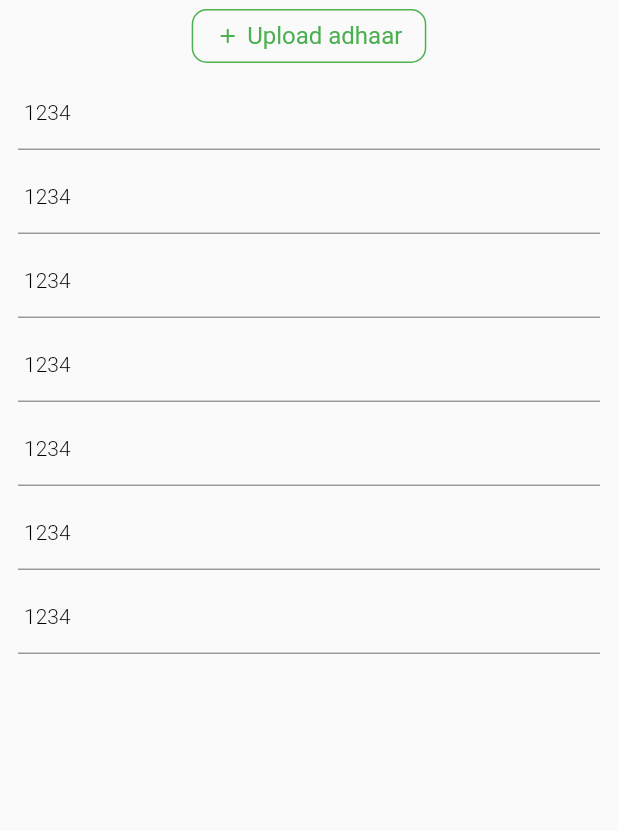
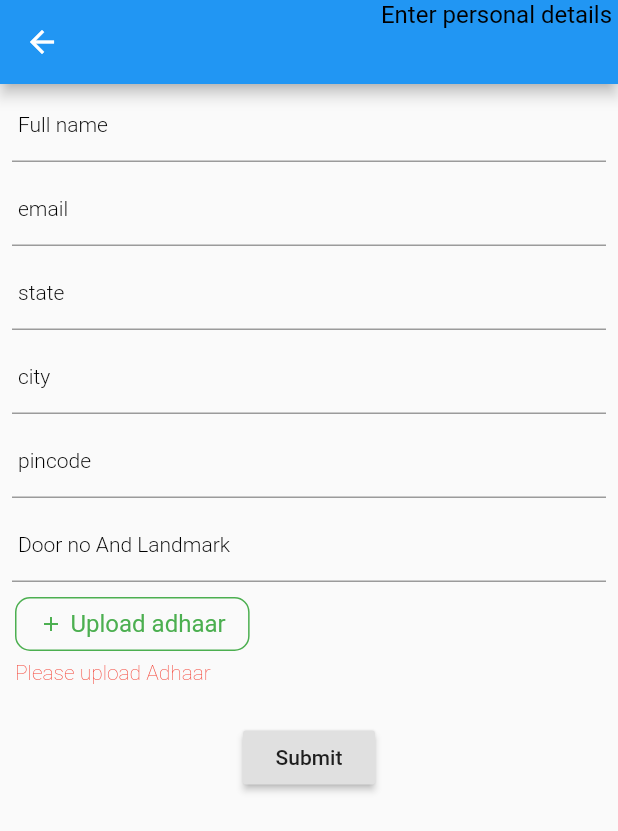
Before and after one commit to santoshparshetty/co-run, a Flutter app: the screen it shows after launch, after a tap on "file upload", on a phone screen of 412 x 824 dp. Shown: the top 831 px of the screen. Run offline on Flutter 3.47's test engine with Material 2 defaults, Android fonts, the light colour scheme and no system bars; our stand-ins replace file_picker; missing offline and left inert: pdf_flutter.

Commit message:
pesonal detail page ui

```diff
--- a/co_run/lib/components/upload_pdf.dart
+++ b/co_run/lib/components/upload_pdf.dart
@@ -8,8 +8,9 @@ import 'package:flutter/material.dart';
 class UploadAdhaar extends StatefulWidget {
   final String userID;
   final String iconName;
+  final Function isFileUploaded;
 
-  UploadAdhaar({this.userID = 'abcd1234',this.iconName='Upload adhaar',});
+  UploadAdhaar({this.userID = 'abcd1234',this.iconName='Upload adhaar',this.isFileUploaded});
 
   @override
   _UploadAdhaarState createState() => _UploadAdhaarState();
@@ -37,14 +38,12 @@ class _UploadAdhaarState extends State<UploadAdhaar> {
                 fileName: widget.userID + '.pdf',
                 file: file,
               );
+              widget.isFileUploaded(file);
               // TODO 1 : Upload to firebase here
             }
           },
         );
-        Navigator.push(
-          context,
-          MaterialPageRoute(builder: (context) => DisplayNotes(file: file,)),
-        );
+
       },
       child: Row(
         mainAxisSize: MainAxisSize.min,
--- a/co_run/lib/router/router.dart
+++ b/co_run/lib/router/router.dart
@@ -2,6 +2,7 @@ import 'package:co_run/router/routes.dart';
 import 'package:co_run/screens/start.dart';
 import 'package:co_run/screens/test_screens/demo_screen.dart';
 import 'package:co_run/screens/test_screens/file_upload_test_screen.dart';
+import 'package:co_run/screens/test_screens/personal_details.dart';
 import 'package:flutter/material.dart';
 
 class MyRouter {
@@ -12,7 +13,7 @@ class MyRouter {
       case Routes.demoScreen:
         return MaterialPageRoute(builder: (_) => DemoScreen());
       case Routes.fileUpload:
-        return MaterialPageRoute(builder: (_) => NotesUpload());
+        return MaterialPageRoute(builder: (_) => PersonalDetails());
 
       default:
         return MaterialPageRoute(
--- /dev/null
+++ b/co_run/lib/screens/test_screens/personal_details.dart
@@ -0,0 +1,196 @@
+import 'dart:io';
+
+import 'package:co_run/components/input_text_box/input_text_box.dart';
+import 'package:co_run/components/pdf_display.dart';
+import 'package:co_run/components/upload_pdf.dart';
+import 'package:co_run/resources/colors.dart';
+import 'package:co_run/themes/themes.dart';
+import 'package:flutter/material.dart';
+import 'package:co_run/themes/themes.dart';
+
+class PersonalDetails extends StatefulWidget {
+  @override
+  _PersonalDetailsState createState() => _PersonalDetailsState();
+}
+
+class _PersonalDetailsState extends State<PersonalDetails> {
+  TextEditingController name = TextEditingController();
+  TextEditingController email = TextEditingController();
+  TextEditingController adhaar = TextEditingController();
+  TextEditingController state = TextEditingController();
+  TextEditingController city = TextEditingController();
+  TextEditingController pincode = TextEditingController();
+  TextEditingController doorAndLandmark = TextEditingController();
+  File adhaarFile;
+
+  final _formKey = GlobalKey<FormState>();
+
+
+
+
+  void setFile(File document) {
+    setState(() {
+      adhaarFile = document;
+    });
+  }
+
+  @override
+  Widget build(BuildContext context) {
+    return Scaffold(
+      appBar: AppBar(
+        actions: [
+          Text(
+            "Enter personal details ",
+            style: MyTheme.h6(
+                themeColor: MyColor.defaultColor,
+                fontWeight: FontWeight.normal),
+          ),
+        ],
+      ),
+      body: SingleChildScrollView(
+        child: Form(
+          key: _formKey,
+          child: Column(
+            children: [
+              InputTextBox(
+                isMarginRequired: true,
+                controller: name,
+                maxLength: 25,
+                labelText: 'Full name',
+                validationFunction: (value) {
+                  if (value.isEmpty) {
+                    return 'Please enter the valid name';
+                  }
+                  return null;
+                },
+              ),
+              InputTextBox(
+                isMarginRequired: true,
+                controller: email,
+                maxLength: 20,
+                keyboardType: TextInputType.emailAddress,
+                labelText: 'email',
+                validationFunction: (value) {
+                  if (value.isEmpty) {
+                    return 'Please enter the valid email';
+                  }
+                  return null;
+                },
+              ),
+              InputTextBox(
+                isMarginRequired: true,
+                controller: state,
+                maxLength: 15,
+                labelText: 'state',
+                validationFunction: (value) {
+                  if (value.isEmpty) {
+                    return 'Please enter the valid state';
+                  }
+                  return null;
+                },
+              ),
+              InputTextBox(
+                isMarginRequired: true,
+                controller: city,
+                maxLength: 10,
+                labelText: 'city',
+                validationFunction: (value) {
+                  if (value.isEmpty) {
+                    return 'Please enter the valid city';
+                  }
+                  return null;
+                },
+              ),
+              InputTextBox(
+                isMarginRequired: true,
+                controller: pincode,
+                maxLength: 6,
+                keyboardType: TextInputType.number,
+                labelText: 'pincode',
+                validationFunction: (value) {
+                  if (value.isEmpty || int.parse(value) < 99999) {
+                    return 'Please enter the valid pincode';
+                  }
+                  return null;
+                },
+              ),
+              InputTextBox(
+                isMarginRequired: true,
+                controller: doorAndLandmark,
+                maxLength: 70,
+                labelText: 'Door no And Landmark',
+                validationFunction: (value) {
+                  if (value.isEmpty) {
+                    return 'Please enter the valid landmark';
+                  }
+                  return null;
+                },
+              ),
+              Row(
+                mainAxisAlignment: MainAxisAlignment.start,
+                children: [
+                  SizedBox(
+                    width: 10.0,
+                  ),
+                  UploadAdhaar(
+                    userID: 'swaroop1234asdf0',
+                    isFileUploaded: setFile,
+                  ),
+                ],
+              ),
+              Row(
+                mainAxisAlignment: MainAxisAlignment.start,
+                children: [
+                  SizedBox(
+                    width: 10.0,
+                  ),
+                   adhaarFile == null
+                      ? Text(
+                          'Please upload Adhaar',
+                     style: MyTheme.h7(
+                       themeColor: Colors.red,
+                       fontWeight: FontWeight.w200,
+                     ),
+                        )
+                      : FlatButton(
+                          onPressed: () {
+                          print(adhaarFile.path);
+                            Navigator.push(
+                              context,
+                              MaterialPageRoute(
+                                  builder: (context) => DisplayNotes(
+                                        file: adhaarFile,
+                                      )),
+                            );
+                          },
+                          child: Text(
+                            'Open document',
+                            style: MyTheme.h7(
+                                fontWeight: FontWeight.normal,
+                                themeColor: Colors.grey),
+                          ),
+                        ),
+                ],
+              ),
+              SizedBox(
+                height: 25.0,
+              ),
+              RaisedButton(
+                child: Text('Submit'),
+                onPressed: () {
+                  if (_formKey.currentState.validate() && adhaarFile != null) {
+                    //Todo :implement on validate function
+                    print(name.text);
+                    print(adhaarFile.path);
+
+
+                  }
+                },
+              ),
+            ],
+          ),
+        ),
+      ),
+    );
+  }
+}
```
